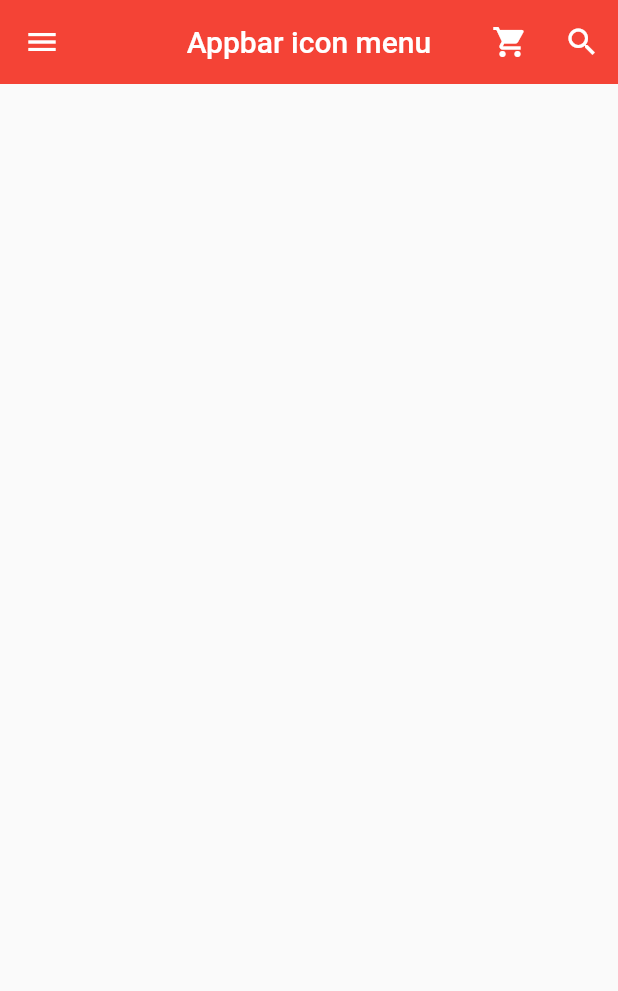
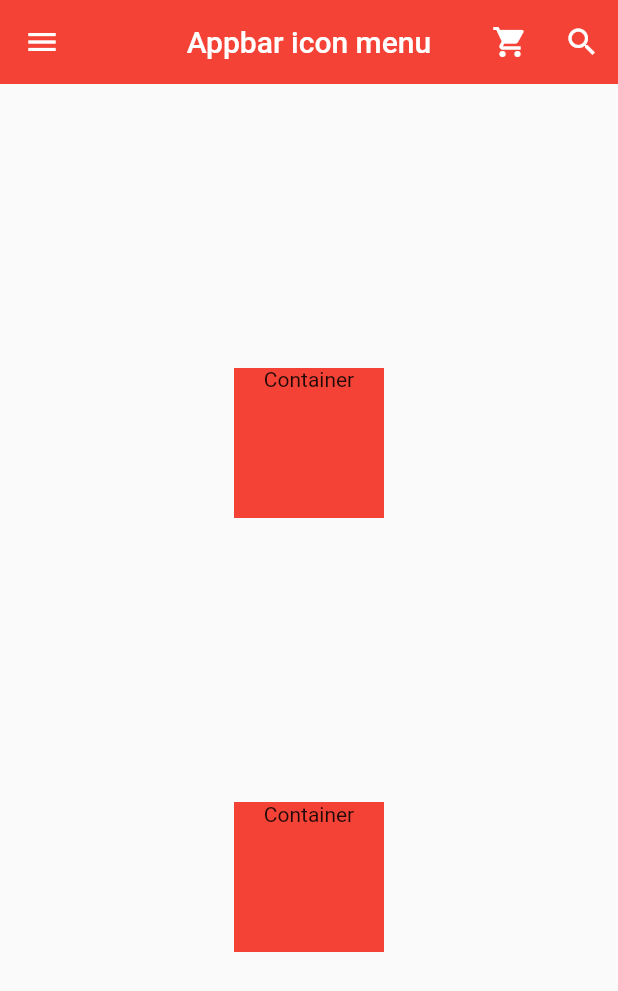
Before and after one commit to kks653/flutter_app_icon_menu, a Flutter app: the screen it shows after launch, on a phone screen of 412 x 824 dp. Shown: the top 991 px of the screen. Run offline on Flutter 3.47's test engine with Material 2 defaults, Android fonts, the phone set to English and light mode, and no system bars.

Commit message:
feat: practice container widgets

```diff
--- a/lib/main.dart
+++ b/lib/main.dart
@@ -7,15 +7,12 @@ class MyApp extends StatelessWidget {
   Widget build(BuildContext context) {
     return MaterialApp(
       title: "Appbar",
-      theme: ThemeData(
-        primarySwatch: Colors.red
-      ),
+      theme: ThemeData(primarySwatch: Colors.red),
       home: MyPage(),
       debugShowCheckedModeBanner: false,
     );
   }
 }
-
 
 class MyPage extends StatelessWidget {
   @override
@@ -65,22 +62,20 @@ class MyPage extends StatelessWidget {
                 //   backgroundColor: Colors.transparent,
                 // ),
               ],
-
               accountName: Text("ANGRY BIRD"),
               accountEmail: Text("abc123@gmail.com"),
               onDetailsPressed: () {
                 print("Arrow is clicked");
               },
               decoration: BoxDecoration(
-                color: Colors.red,
-                borderRadius: BorderRadius.only(
-                  bottomLeft: Radius.circular(20.0),
-                  bottomRight: Radius.circular(20.0)
-                )
-              ),
+                  color: Colors.red,
+                  borderRadius: BorderRadius.only(
+                      bottomLeft: Radius.circular(20.0),
+                      bottomRight: Radius.circular(20.0))),
             ),
             ListTile(
-              leading: Icon(Icons.home,
+              leading: Icon(
+                Icons.home,
                 color: Colors.grey[850],
               ),
               title: Text("Home"),
@@ -90,7 +85,8 @@ class MyPage extends StatelessWidget {
               trailing: Icon(Icons.add),
             ),
             ListTile(
-              leading: Icon(Icons.settings,
+              leading: Icon(
+                Icons.settings,
                 color: Colors.grey[850],
               ),
               title: Text("Setting"),
@@ -100,7 +96,8 @@ class MyPage extends StatelessWidget {
               trailing: Icon(Icons.add),
             ),
             ListTile(
-              leading: Icon(Icons.question_answer,
+              leading: Icon(
+                Icons.question_answer,
                 color: Colors.grey[850],
               ),
               title: Text("Q & A"),
@@ -112,6 +109,32 @@ class MyPage extends StatelessWidget {
           ],
         ),
       ),
+      body: Center(
+        child: Column(
+          mainAxisAlignment: MainAxisAlignment.spaceEvenly,
+          children: <Widget>[
+            const aContainer(),
+            const aContainer(),
+
+          ],
+        ),
+      ),
     );
   }
 }
+
+class aContainer extends StatelessWidget {
+  const aContainer({Key? key}) : super(key: key);
+  @override
+  Widget build(BuildContext context) {
+    return Container(
+      color: Colors.red,
+      width: 100,
+      height: 100,
+      child: Text(
+        "Container",
+        textAlign: TextAlign.center,
+      ),
+    );
+  }
+}
```
